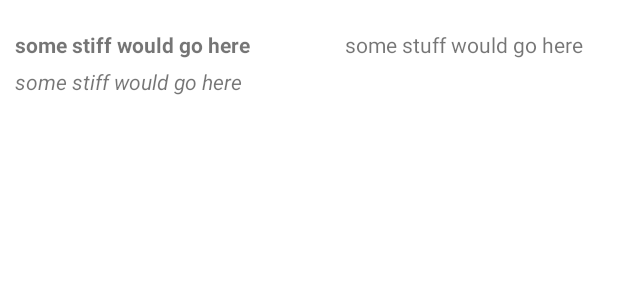
After one commit to Emmanuelikeh/Movie-Explorer, an Android app: the layout item_comment.xml on its own in the app's theme, with its tools: preview values and no code run, on a phone screen of 412 x 824 dp. The commit adds this screen. Shown: the top 300 px of the screen. Run offline under Robolectric (Android 15) with nearby library versions, the phone set to English and light mode, and no system bars.

Commit message:
comment section commit

```diff
--- a/app/src/main/java/com/example/movieexplorer/ParseApplication.java
+++ b/app/src/main/java/com/example/movieexplorer/ParseApplication.java
@@ -3,6 +3,7 @@ package com.example.movieexplorer;
 import android.app.Application;
 
 import com.example.movieexplorer.models.Favorites;
+import com.example.movieexplorer.models.MovieComments;
 import com.parse.Parse;
 import com.parse.ParseObject;
 
@@ -12,6 +13,7 @@ public class ParseApplication extends Application {
         super.onCreate();
 
         ParseObject.registerSubclass(Favorites.class);
+        ParseObject.registerSubclass(MovieComments.class);
         Parse.initialize(new Parse.Configuration.Builder(this)
                 .applicationId("wsn2wDKDyNaGgzvyOalHQbzGO3UJMdA9ZpwfoRwH")
                 .clientKey("F61TT6S77mZwJmQYm8pedJAvB9htBHw7Ev1uiwx0")
--- /dev/null
+++ b/app/src/main/res/layout/item_comment.xml
@@ -0,0 +1,39 @@
+<?xml version="1.0" encoding="utf-8"?>
+<androidx.constraintlayout.widget.ConstraintLayout xmlns:android="http://schemas.android.com/apk/res/android"
+    xmlns:app="http://schemas.android.com/apk/res-auto"
+    xmlns:tools="http://schemas.android.com/tools"
+    android:layout_width="match_parent"
+    android:layout_height="wrap_content">
+
+    <TextView
+        android:id="@+id/tvUserName"
+        android:layout_width="wrap_content"
+        android:layout_height="wrap_content"
+        android:layout_marginStart="10dp"
+        android:layout_marginTop="20dp"
+        tools:text="some stiff would go here "
+        android:textStyle="bold"
+        app:layout_constraintStart_toStartOf="parent"
+        app:layout_constraintTop_toTopOf="parent" />
+
+    <TextView
+        android:id="@+id/tvComments"
+        android:layout_width="wrap_content"
+        android:layout_height="wrap_content"
+        android:layout_marginStart="10dp"
+        android:layout_marginTop="5dp"
+        android:textStyle="italic"
+        tools:text="some stiff would go here "
+        app:layout_constraintStart_toStartOf="parent"
+        app:layout_constraintTop_toBottomOf="@+id/tvUserName" />
+
+    <TextView
+        android:id="@+id/tvCreatedAt"
+        android:layout_width="wrap_content"
+        android:layout_height="wrap_content"
+        android:layout_marginTop="20dp"
+        android:layout_marginEnd="20dp"
+        tools:text="some stuff would go here "
+        app:layout_constraintEnd_toEndOf="parent"
+        app:layout_constraintTop_toTopOf="parent" />
+</androidx.constraintlayout.widget.ConstraintLayout>
--- a/app/src/main/res/values/strings.xml
+++ b/app/src/main/res/values/strings.xml
@@ -13,4 +13,7 @@
     <string name="no_overview">No available overview</string>
     <!-- TODO: Remove or change this placeholder text -->
     <string name="hello_blank_fragment">Hello blank fragment</string>
+    <string name="facebook_app_id">1166830367591436</string>
+    <string name="fb_login_protocol_scheme">fb1166830367591436</string>
+    <string name="facebook_client_token">56789</string>
 </resources>
```
Also changed, not shown: app/src/main/java/com/example/movieexplorer/DetailActivity.java (+46 -0 lines), app/src/main/java/com/example/movieexplorer/adapters/CommentAdapter.java (added, +57 -0 lines), app/src/main/java/com/example/movieexplorer/models/MovieComments.java (added, +53 -0 lines), app/src/main/res/layout/activity_detail.xml (+48 -0 lines).
